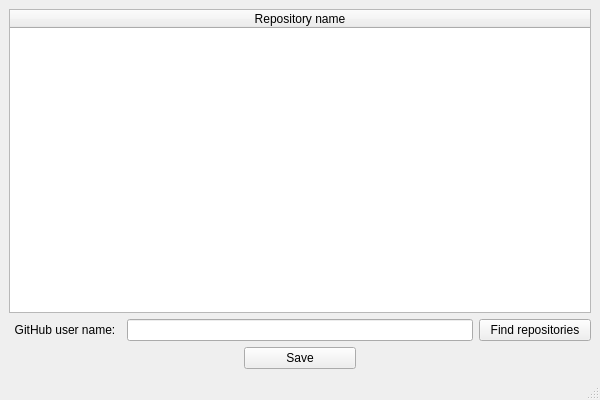
Qt form mainwindow.ui (Gaduk/GitHubHelper) before a commit.
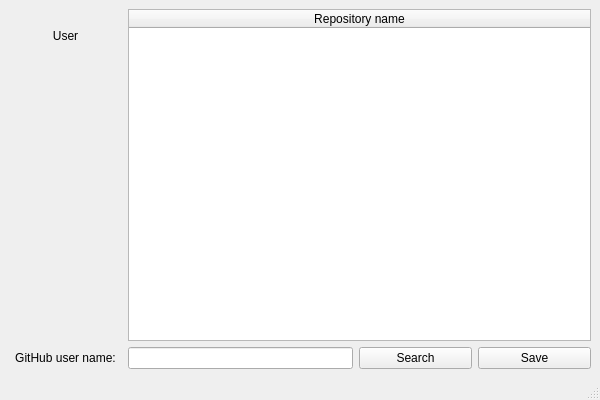
The same form after that commit. Icons and pictures are not drawn.

Commit message: tried to sepatate get-requests from ui

```diff
--- a/mainwindow.ui
+++ b/mainwindow.ui
@@ -36,17 +36,13 @@
   </property>
   <widget class="QWidget" name="centralwidget">
    <layout class="QGridLayout" name="gridLayout">
-    <item row="1" column="4">
-     <widget class="QPushButton" name="findButton">
-      <property name="text">
-       <string>Find repositories</string>
-      </property>
-     </widget>
+    <item row="3" column="1" colspan="2">
+     <widget class="QLineEdit" name="nameEdit"/>
     </item>
-    <item row="4" column="2">
+    <item row="3" column="4">
      <widget class="QPushButton" name="saveButton">
       <property name="sizePolicy">
-       <sizepolicy hsizetype="Expanding" vsizetype="Fixed">
+       <sizepolicy hsizetype="Preferred" vsizetype="Fixed">
         <horstretch>0</horstretch>
         <verstretch>0</verstretch>
        </sizepolicy>
@@ -56,62 +52,7 @@
       </property>
      </widget>
     </item>
-    <item row="4" column="0">
-     <spacer name="horizontalSpacer_3">
-      <property name="orientation">
-       <enum>Qt::Horizontal</enum>
-      </property>
-      <property name="sizeHint" stdset="0">
-       <size>
-        <width>40</width>
-        <height>20</height>
-       </size>
-      </property>
-     </spacer>
-    </item>
-    <item row="1" column="1" colspan="3">
-     <widget class="QLineEdit" name="nameEdit"/>
-    </item>
-    <item row="4" column="4">
-     <spacer name="horizontalSpacer_4">
-      <property name="orientation">
-       <enum>Qt::Horizontal</enum>
-      </property>
-      <property name="sizeHint" stdset="0">
-       <size>
-        <width>40</width>
-        <height>20</height>
-       </size>
-      </property>
-     </spacer>
-    </item>
-    <item row="4" column="3">
-     <spacer name="horizontalSpacer">
-      <property name="orientation">
-       <enum>Qt::Horizontal</enum>
-      </property>
-      <property name="sizeHint" stdset="0">
-       <size>
-        <width>40</width>
-        <height>20</height>
-       </size>
-      </property>
-     </spacer>
-    </item>
-    <item row="4" column="1">
-     <spacer name="horizontalSpacer_2">
-      <property name="orientation">
-       <enum>Qt::Horizontal</enum>
-      </property>
-      <property name="sizeHint" stdset="0">
-       <size>
-        <width>40</width>
-        <height>20</height>
-       </size>
-      </property>
-     </spacer>
-    </item>
-    <item row="1" column="0">
+    <item row="3" column="0">
      <widget class="QLabel" name="label">
       <property name="text">
        <string>GitHub user name:</string>
@@ -121,7 +62,30 @@
       </property>
      </widget>
     </item>
-    <item row="0" column="0" colspan="5">
+    <item row="3" column="3">
+     <widget class="QPushButton" name="findButton">
+      <property name="sizePolicy">
+       <sizepolicy hsizetype="Preferred" vsizetype="Fixed">
+        <horstretch>0</horstretch>
+        <verstretch>0</verstretch>
+       </sizepolicy>
+      </property>
+      <property name="text">
+       <string>Search</string>
+      </property>
+     </widget>
+    </item>
+    <item row="1" column="0">
+     <widget class="QLabel" name="label_3">
+      <property name="text">
+       <string>User</string>
+      </property>
+      <property name="alignment">
+       <set>Qt::AlignCenter</set>
+      </property>
+     </widget>
+    </item>
+    <item row="0" column="1" rowspan="3" colspan="4">
      <widget class="QTableWidget" name="tableWidget">
       <property name="enabled">
        <bool>true</bool>
@@ -154,6 +118,35 @@
       </column>
      </widget>
     </item>
+    <item row="0" column="0">
+     <widget class="QLabel" name="label_2">
+      <property name="text">
+       <string/>
+      </property>
+      <property name="pixmap">
+       <pixmap resource="resources.qrc">:/res/res/GitHubLogo.jpg</pixmap>
+      </property>
+      <property name="alignment">
+       <set>Qt::AlignCenter</set>
+      </property>
+     </widget>
+    </item>
+    <item row="2" column="0">
+     <spacer name="verticalSpacer">
+      <property name="orientation">
+       <enum>Qt::Vertical</enum>
+      </property>
+      <property name="sizeType">
+       <enum>QSizePolicy::Expanding</enum>
+      </property>
+      <property name="sizeHint" stdset="0">
+       <size>
+        <width>20</width>
+        <height>40</height>
+       </size>
+      </property>
+     </spacer>
+    </item>
    </layout>
   </widget>
   <widget class="QMenuBar" name="menubar">
```
Left out of the diff: 4 changed lines with no effect on the pictures. The commit also changes 2 other files.
